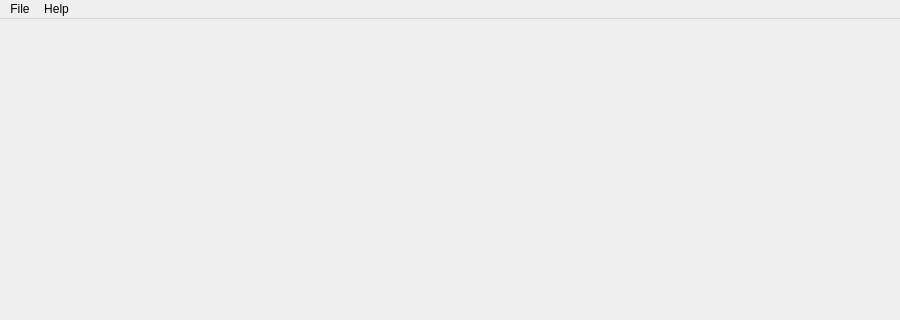
The window that GUI/MainWindow/MainWindow.ui (BrendonWatsonLab/PhoPyQtTimelinePlotter) describes before a commit, drawn with Qt 5; both pictures show x 0 to 900 and y 0 to 320 of the 900 by 800 pixel window.
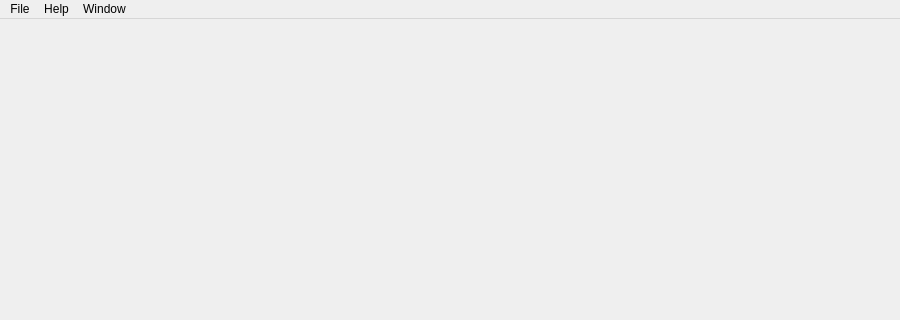
The same window after the commit.

Commit message: Shows video player window from timeline window

```diff
--- a/GUI/MainWindow/MainWindow.ui
+++ b/GUI/MainWindow/MainWindow.ui
@@ -51,8 +51,16 @@
     </property>
     <addaction name="actionShow_Help"/>
    </widget>
+   <widget class="QMenu" name="menuWindow">
+    <property name="title">
+     <string>Window</string>
+    </property>
+    <addaction name="actionMain"/>
+    <addaction name="actionVideo_Player"/>
+   </widget>
    <addaction name="menuFile"/>
    <addaction name="menuHelp"/>
+   <addaction name="menuWindow"/>
   </widget>
   <widget class="QStatusBar" name="statusbar"/>
   <action name="actionShow_Help">
```
Left out of the diff: 10 changed lines with no effect on the pictures. The commit also changes 12 other files.
